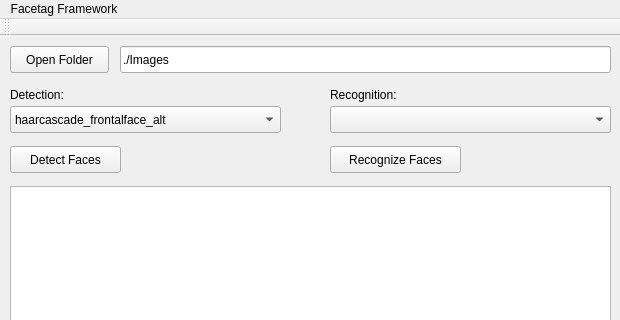
The window that mainwindow.ui (ExtremeModerate/lr-facetags) describes before a commit, drawn with Qt 5; both pictures show x 0 to 620 and y 0 to 320 of the 620 by 707 pixel window.
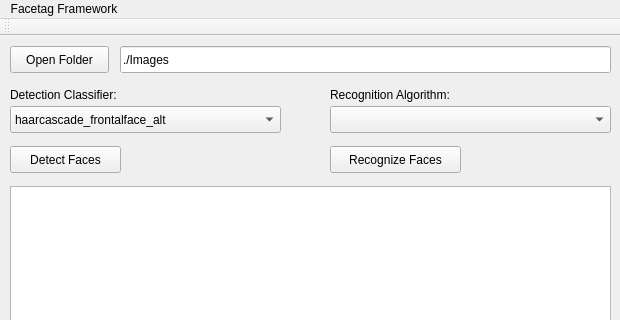
The same window after the commit.

```diff
--- a/mainwindow.ui
+++ b/mainwindow.ui
@@ -19,12 +19,12 @@
      <rect>
       <x>10</x>
       <y>50</y>
-      <width>71</width>
+      <width>111</width>
       <height>17</height>
      </rect>
     </property>
     <property name="text">
-     <string>Detection:</string>
+     <string>Detection Classifier:</string>
     </property>
    </widget>
    <widget class="QLabel" name="label_2">
@@ -32,12 +32,12 @@
      <rect>
       <x>330</x>
       <y>50</y>
-      <width>91</width>
+      <width>131</width>
       <height>17</height>
      </rect>
     </property>
     <property name="text">
-     <string>Recognition:</string>
+     <string>Recognition Algorithm:</string>
     </property>
    </widget>
    <widget class="QLineEdit" name="inputPath">
```
